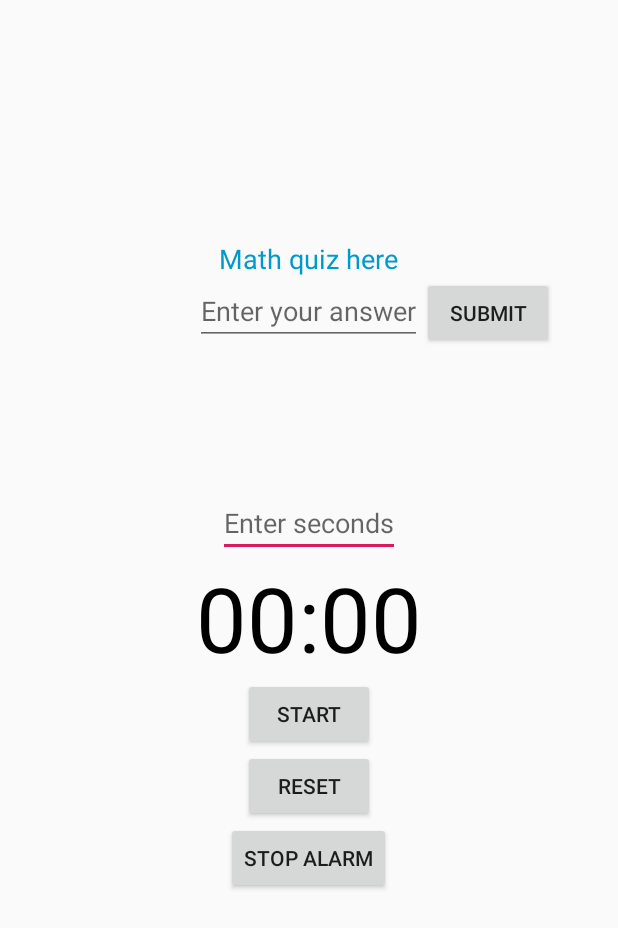
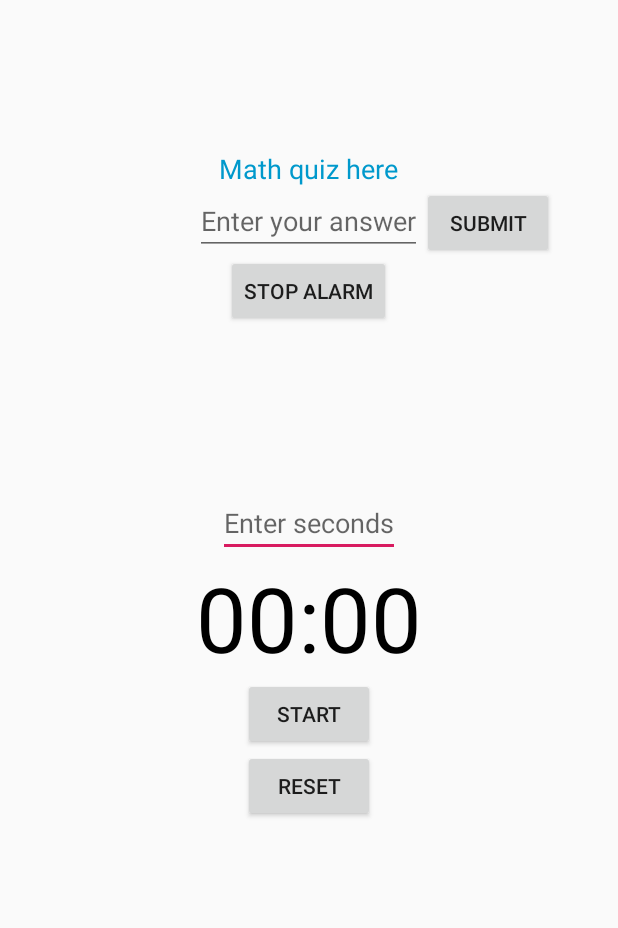
Before and after one commit to zijun-huang/AndroidStudioProjects, an Android app: the layout activity_main.xml on its own in the app's theme, with its tools: preview values and no code run, on a phone screen of 412 x 824 dp. Shown: the top 928 px of the screen. Run offline under Robolectric (Android 15) with nearby library versions, the phone set to English and light mode, and no system bars.

Commit message:
consolidated button updates and moved stop alarm button up.

```diff
--- a/quizCountdown/app/src/main/res/layout/activity_main.xml
+++ b/quizCountdown/app/src/main/res/layout/activity_main.xml
@@ -8,7 +8,7 @@
 
     <EditText
         android:id="@+id/edit_text_second"
-        android:inputType="textPersonName"
+        android:inputType="number"
         android:layout_width="wrap_content"
         android:layout_height="wrap_content"
         android:layout_above="@+id/textview_countdown"
@@ -30,7 +30,7 @@
         android:id="@+id/textview_quiz"
         android:layout_width="wrap_content"
         android:layout_height="wrap_content"
-        android:layout_marginTop="160dp"
+        android:layout_marginTop="100dp"
         android:layout_centerHorizontal="true"
         android:visibility="invisible"
         tools:visibility="visible"
@@ -71,7 +71,7 @@
         android:layout_width="wrap_content"
         android:layout_height="wrap_content"
         android:layout_centerHorizontal="true"
-        android:layout_below="@+id/button_reset"
+        android:layout_below="@+id/edit_text_answerToQuiz"
         android:text="Stop alarm"
         android:visibility="invisible"
         tools:visibility="visible" />
```
Also changed, not shown: quizCountdown/app/src/main/java/com/example/quizcountdown/MainActivity.java (+56 -48 lines).
